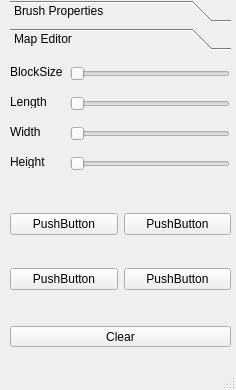
Qt form UITest1.ui (ZJUSaltFish/MagBrush_MarchingCubePlugin-for-Maya) before a commit.
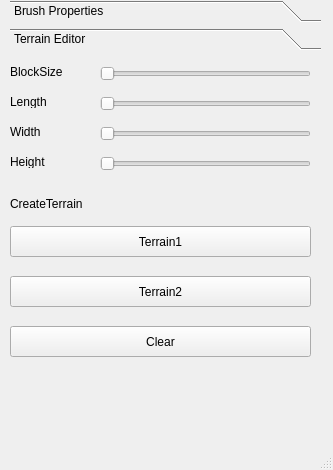
The same form after that commit. The open tabs and pages were chosen to show the change.

Diff of the .ui file:
```diff
--- a/UITest1.ui
+++ b/UITest1.ui
@@ -6,8 +6,8 @@
    <rect>
     <x>0</x>
     <y>0</y>
-    <width>236</width>
-    <height>390</height>
+    <width>333</width>
+    <height>470</height>
    </rect>
   </property>
   <property name="windowTitle">
@@ -22,8 +22,8 @@
      <rect>
       <x>10</x>
       <y>0</y>
-      <width>221</width>
-      <height>351</height>
+      <width>311</width>
+      <height>421</height>
      </rect>
     </property>
     <property name="currentIndex">
@@ -203,72 +203,32 @@
       <rect>
        <x>0</x>
        <y>0</y>
-       <width>221</width>
-       <height>299</height>
+       <width>311</width>
+       <height>369</height>
       </rect>
      </property>
      <attribute name="label">
-      <string>Map Editor</string>
+      <string>Terrain Editor</string>
      </attribute>
      <widget class="QPushButton" name="CreateCube_2">
       <property name="geometry">
        <rect>
         <x>0</x>
         <y>270</y>
-        <width>221</width>
-        <height>21</height>
+        <width>301</width>
+        <height>31</height>
        </rect>
       </property>
       <property name="text">
        <string>Clear</string>
       </property>
      </widget>
-     <widget class="QWidget" name="gridLayoutWidget">
+     <widget class="QSlider" name="MapSlider_2">
       <property name="geometry">
        <rect>
-        <x>0</x>
-        <y>130</y>
-        <width>221</width>
-        <height>131</height>
-       </rect>
-      </property>
-      <layout class="QGridLayout" name="gridLayout">
-       <item row="0" column="0">
-        <widget class="QPushButton" name="pushButton">
-         <property name="text">
-          <string>PushButton</string>
-         </property>
-        </widget>
-       </item>
-       <item row="0" column="1">
-        <widget class="QPushButton" name="pushButton_3">
-         <property name="text">
-          <string>PushButton</string>
-         </property>
-        </widget>
-       </item>
-       <item row="1" column="0">
-        <widget class="QPushButton" name="pushButton_2">
-         <property name="text">
-          <string>PushButton</string>
-         </property>
-        </widget>
-       </item>
-       <item row="1" column="1">
-        <widget class="QPushButton" name="pushButton_4">
-         <property name="text">
-          <string>PushButton</string>
-         </property>
-        </widget>
-       </item>
-      </layout>
-     </widget>
-     <widget class="QSlider" name="horizontalSlider_6">
-      <property name="geometry">
-       <rect>
-        <x>60</x>
+        <x>90</x>
         <y>40</y>
-        <width>160</width>
+        <width>211</width>
         <height>16</height>
        </rect>
       </property>
@@ -305,9 +265,9 @@
      <widget class="QSlider" name="horizontalSlider_7">
       <property name="geometry">
        <rect>
-        <x>60</x>
+        <x>90</x>
         <y>10</y>
-        <width>160</width>
+        <width>211</width>
         <height>16</height>
        </rect>
       </property>
@@ -318,9 +278,9 @@
      <widget class="QSlider" name="horizontalSlider_8">
       <property name="geometry">
        <rect>
-        <x>60</x>
+        <x>90</x>
         <y>100</y>
-        <width>160</width>
+        <width>211</width>
         <height>16</height>
        </rect>
       </property>
@@ -344,9 +304,9 @@
      <widget class="QSlider" name="horizontalSlider_9">
       <property name="geometry">
        <rect>
-        <x>60</x>
+        <x>90</x>
         <y>70</y>
-        <width>160</width>
+        <width>211</width>
         <height>16</height>
        </rect>
       </property>
@@ -367,6 +327,45 @@
        <string>Width</string>
       </property>
      </widget>
+     <widget class="QPushButton" name="CreateTerrain_B">
+      <property name="geometry">
+       <rect>
+        <x>0</x>
+        <y>220</y>
+        <width>301</width>
+        <height>31</height>
+       </rect>
+      </property>
+      <property name="text">
+       <string>Terrain2</string>
+      </property>
+     </widget>
+     <widget class="QLabel" name="label_11">
+      <property name="geometry">
+       <rect>
+        <x>0</x>
+        <y>140</y>
+        <width>161</width>
+        <height>16</height>
+       </rect>
+      </property>
+      <property name="text">
+       <string>CreateTerrain</string>
+      </property>
+     </widget>
+     <widget class="QPushButton" name="CreateTerrain_A">
+      <property name="geometry">
+       <rect>
+        <x>0</x>
+        <y>170</y>
+        <width>301</width>
+        <height>31</height>
+       </rect>
+      </property>
+      <property name="text">
+       <string>Terrain1</string>
+      </property>
+     </widget>
     </widget>
    </widget>
   </widget>
```
Left out of the diff: 64 changed lines with no effect on the pictures.
